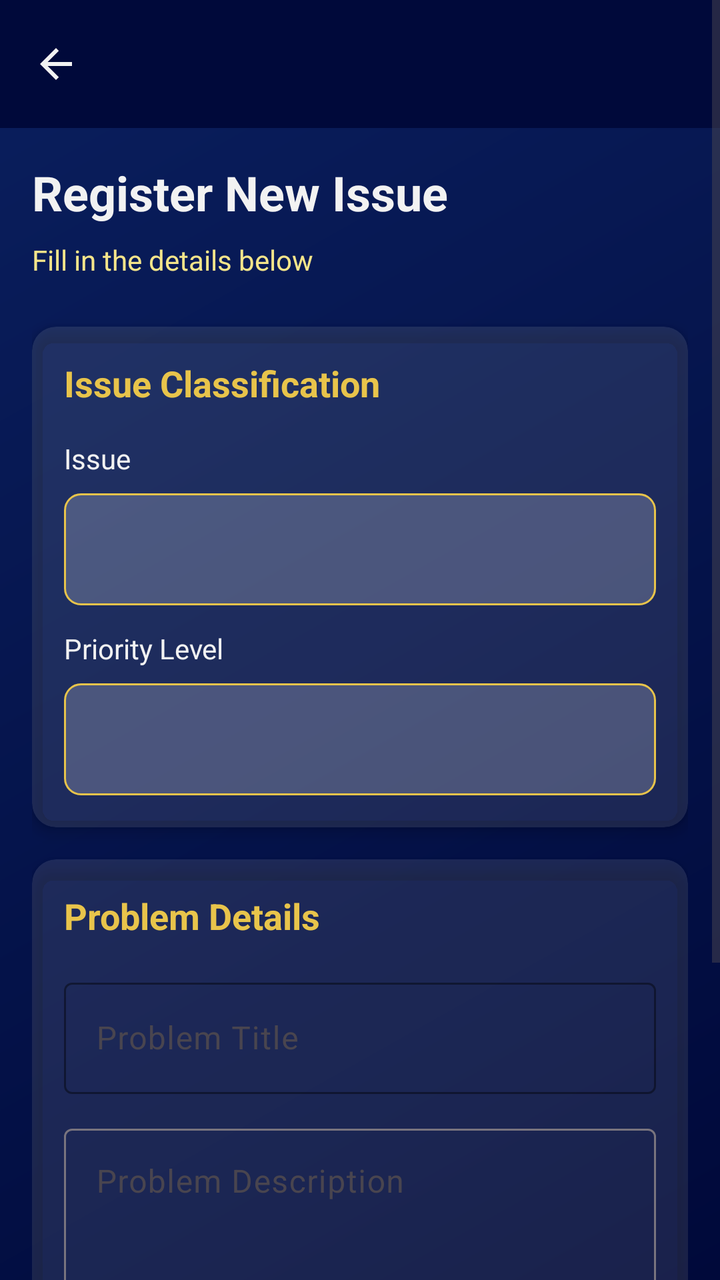
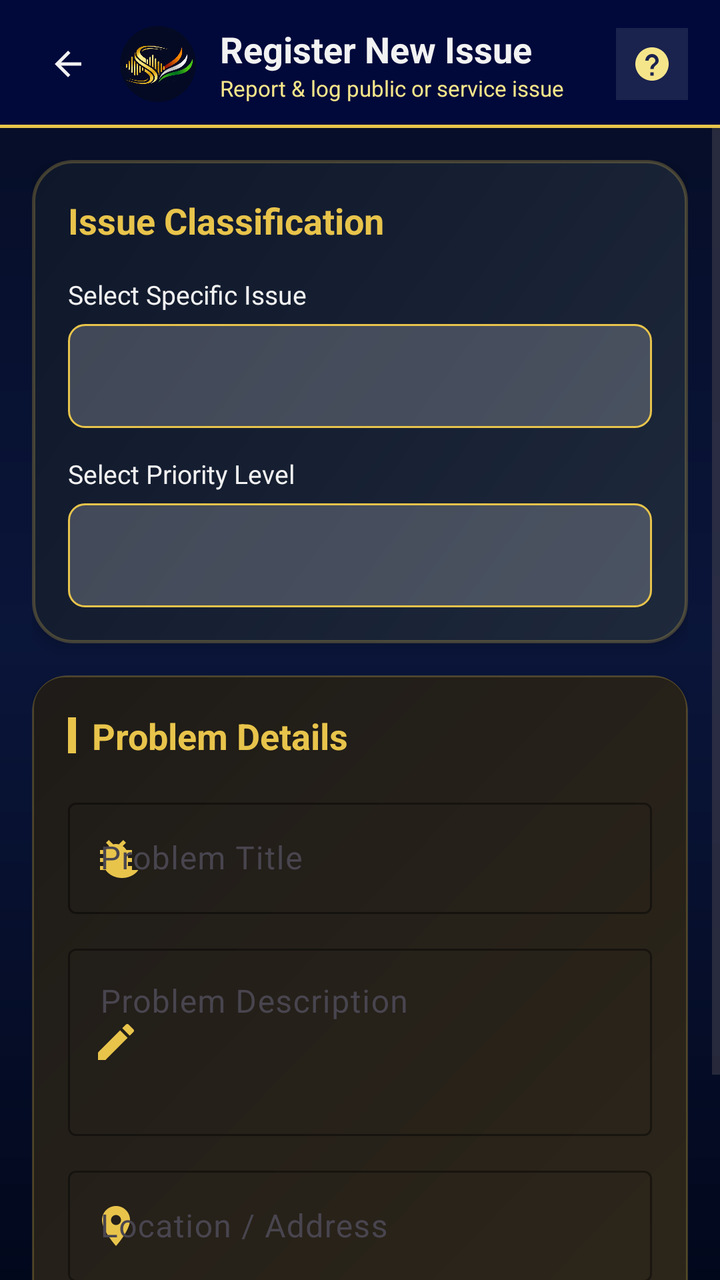

An Android layout rendered at two revisions. The XML below is the earlier revision; the diff shows what the commit changed to produce the second picture.
<!-- AndroidManifest.xml: application theme Theme.SevaSarthi -->
<!-- res/layout/activity_add_issue.xml -->
<?xml version="1.0" encoding="utf-8"?>
<ScrollView xmlns:android="http://schemas.android.com/apk/res/android"
    xmlns:app="http://schemas.android.com/apk/res-auto"
    android:layout_width="match_parent"
    android:layout_height="match_parent"
    android:background="@drawable/login_gradient_bg"
    android:fillViewport="true">

    <LinearLayout
        android:layout_width="match_parent"
        android:layout_height="wrap_content"
        android:orientation="vertical">

        
        <androidx.appcompat.widget.Toolbar
            android:id="@+id/toolbar"
            android:layout_width="match_parent"
            android:layout_height="?attr/actionBarSize"
            android:background="@color/logo_dark_blue"
            app:navigationIcon="@drawable/ic_arrow_back"
            app:titleTextColor="@color/logo_white" />

        <LinearLayout
            android:layout_width="match_parent"
            android:layout_height="wrap_content"
            android:orientation="vertical"
            android:padding="16dp"
            android:paddingBottom="32dp">

            

            <TextView
                android:layout_width="wrap_content"
                android:layout_height="wrap_content"
                android:layout_marginBottom="8dp"
                android:text="Register New Issue"
                android:textColor="@color/logo_white"
                android:textSize="24sp"
                android:textStyle="bold" />

            <TextView
                android:layout_width="wrap_content"
                android:layout_height="wrap_content"
                android:layout_marginBottom="24dp"
                android:text="Fill in the details below"
                android:textColor="@color/logo_gold_light"
                android:textSize="14sp" />

            
            <TextView
                android:id="@+id/tvError"
                android:layout_width="match_parent"
                android:layout_height="wrap_content"
                android:layout_marginBottom="16dp"
                android:gravity="center"
                android:text=""
                android:textColor="@color/logo_orange"
                android:textSize="12sp"
                android:visibility="gone" />

            
            <androidx.cardview.widget.CardView
                android:layout_width="match_parent"
                android:layout_height="wrap_content"
                android:layout_marginBottom="16dp"
                app:cardBackgroundColor="#1AFFFFFF"
                app:cardCornerRadius="12dp"
                app:cardElevation="4dp">

                <LinearLayout
                    android:layout_width="match_parent"
                    android:layout_height="wrap_content"
                    android:orientation="vertical"
                    android:padding="16dp">

                    <TextView
                        android:layout_width="wrap_content"
                        android:layout_height="wrap_content"
                        android:layout_marginBottom="16dp"
                        android:text="Issue Classification"
                        android:textColor="@color/logo_gold"
                        android:textSize="18sp"
                        android:textStyle="bold" />

                    

                    
                    <TextView
                        android:layout_width="wrap_content"
                        android:layout_height="wrap_content"
                        android:layout_marginBottom="8dp"
                        android:text="Issue"
                        android:textColor="@color/logo_white"
                        android:textSize="14sp" />

                    <Spinner
                        android:id="@+id/spinnerIssueType"
                        android:layout_width="match_parent"
                        android:layout_height="56dp"
                        android:layout_marginBottom="12dp"
                        android:background="@drawable/spinner_background" />

                    
                    <TextView
                        android:layout_width="wrap_content"
                        android:layout_height="wrap_content"
                        android:layout_marginBottom="8dp"
                        android:text="Priority Level"
                        android:textColor="@color/logo_white"
                        android:textSize="14sp" />

                    <Spinner
                        android:id="@+id/spinnerPriority"
                        android:layout_width="match_parent"
                        android:layout_height="56dp"
                        android:background="@drawable/spinner_background" />

                </LinearLayout>
            </androidx.cardview.widget.CardView>

            <androidx.cardview.widget.CardView
                android:layout_width="match_parent"
                android:layout_height="wrap_content"
                android:layout_marginBottom="16dp"
                app:cardBackgroundColor="#1AFFFFFF"
                app:cardCornerRadius="12dp"
                app:cardElevation="4dp">

                <LinearLayout
                    android:layout_width="match_parent"
                    android:layout_height="wrap_content"
                    android:orientation="vertical"
                    android:padding="16dp">

                    <TextView
                        android:layout_width="wrap_content"
                        android:layout_height="wrap_content"
                        android:layout_marginBottom="16dp"
                        android:text="Problem Details"
                        android:textColor="@color/logo_gold"
                        android:textSize="18sp"
                        android:textStyle="bold" />

                    
                    <com.google.android.material.textfield.TextInputLayout
                        android:id="@+id/tilProblemTitle"
                        style="@style/Widget.Material3.TextInputLayout.OutlinedBox"
                        android:layout_width="match_parent"
                        android:layout_height="wrap_content"
                        android:hint="Problem Title"
                        app:boxStrokeColor="@color/logo_gold"
                        app:hintTextColor="@color/logo_gold_light">

                        <com.google.android.material.textfield.TextInputEditText
                            android:id="@+id/etProblemTitle"
                            android:layout_width="match_parent"
                            android:layout_height="wrap_content"
                            android:textColor="@color/logo_white" />
                    </com.google.android.material.textfield.TextInputLayout>

                    
                    <com.google.android.material.textfield.TextInputLayout
                        android:id="@+id/tilProblemDescription"
                        style="@style/Widget.Material3.TextInputLayout.OutlinedBox"
                        android:layout_width="match_parent"
                        android:layout_height="wrap_content"
                        android:layout_marginTop="12dp"
                        android:hint="Problem Description"
                        app:hintTextColor="@color/logo_gold_light">

                        <com.google.android.material.textfield.TextInputEditText
                            android:id="@+id/etProblemDescription"
                            android:layout_width="match_parent"
                            android:layout_height="wrap_content"
                            android:gravity="top"
                            android:minLines="3"
                            android:textColor="@color/logo_white" />
                    </com.google.android.material.textfield.TextInputLayout>

                    
                    <com.google.android.material.textfield.TextInputLayout
                        android:id="@+id/tilLocation"
                        style="@style/Widget.Material3.TextInputLayout.OutlinedBox"
                        android:layout_width="match_parent"
                        android:layout_height="wrap_content"
                        android:layout_marginTop="12dp"
                        android:hint="Location / Address"
                        app:hintTextColor="@color/logo_gold_light">

                        <com.google.android.material.textfield.TextInputEditText
                            android:id="@+id/etLocation"
                            android:layout_width="match_parent"
                            android:layout_height="wrap_content"
                            android:textColor="@color/logo_white" />
                    </com.google.android.material.textfield.TextInputLayout>

                    <TextView
                        android:layout_width="wrap_content"
                        android:layout_height="wrap_content"
                        android:layout_marginTop="12dp"
                        android:text="Select Founder"
                        android:textColor="@color/logo_white"
                        android:textSize="14sp"
                        android:visibility="gone" />

                    <Spinner
                        android:id="@+id/spinnerFounder"
                        android:layout_width="match_parent"
                        android:layout_height="56dp"
                        android:layout_marginTop="8dp"
                        android:background="@drawable/spinner_background"
                        android:visibility="gone" />

                </LinearLayout>
            </androidx.cardview.widget.CardView>

            

            
            <FrameLayout
                android:layout_width="match_parent"
                android:layout_height="wrap_content"
                android:layout_marginTop="16dp">

                <com.google.android.material.button.MaterialButton
                    android:id="@+id/btnSubmitIssue"
                    android:layout_width="match_parent"
                    android:layout_height="56dp"
                    android:fontFamily="sans-serif-medium"
                    android:text="Register Issue"
                    android:textColor="@color/logo_dark_blue"
                    android:textSize="16sp"
                    app:backgroundTint="@color/logo_gold"
                    app:cornerRadius="28dp" />

                <ProgressBar
                    android:id="@+id/progressBar"
                    android:layout_width="24dp"
                    android:layout_height="24dp"
                    android:layout_gravity="center"
                    android:visibility="gone" />
            </FrameLayout>

        </LinearLayout>
    </LinearLayout>
</ScrollView>
<!-- resources referenced by this layout -->
<resources>
  <!-- drawable login_gradient_bg (drawable) -->
  <?xml version="1.0" encoding="utf-8"?>
  <shape xmlns:android="http://schemas.android.com/apk/res/android"
      android:shape="rectangle">
      <gradient
          android:startColor="#00093A"
          android:endColor="#0A1F5E"
          android:angle="135"
          android:type="linear" />
  </shape>
  <!-- unchanged entries left out for length: 9 -->
</resources>

<!-- the commit's change to res/layout/activity_add_issue.xml (unified diff, before → after) -->
@@ -1,61 +1,127 @@
 <?xml version="1.0" encoding="utf-8"?>
-<ScrollView xmlns:android="http://schemas.android.com/apk/res/android"
+<LinearLayout xmlns:android="http://schemas.android.com/apk/res/android"
     xmlns:app="http://schemas.android.com/apk/res-auto"
+    xmlns:tools="http://schemas.android.com/tools"
+    android:id="@+id/main"
     android:layout_width="match_parent"
     android:layout_height="match_parent"
-    android:background="@drawable/login_gradient_bg"
-    android:fillViewport="true">
-
-    <LinearLayout
+    android:fitsSystemWindows="true"
+    android:background="@drawable/dashboard_gradient_bg"
+    android:orientation="vertical"
+    tools:context=".ui.issues.AddIssueActivity">
+
+    
+    <RelativeLayout
+        android:id="@+id/cardTopBar"
         android:layout_width="match_parent"
-        android:layout_height="wrap_content"
-        android:orientation="vertical">
+        android:layout_height="64dp"
+        android:background="@color/logo_dark_blue">
+
+        <LinearLayout
+            android:layout_width="match_parent"
+            android:layout_height="match_parent"
+            android:gravity="center_vertical"
+            android:orientation="horizontal"
+            android:paddingHorizontal="16dp">
+
+            
+            <ImageView
+                android:id="@+id/ivBack"
+                android:layout_width="36dp"
+                android:layout_height="36dp"
+                android:layout_marginEnd="8dp"
+                android:background="?attr/selectableItemBackgroundBorderless"
+                android:clickable="true"
+                android:focusable="true"
+                android:padding="8dp"
+                android:src="@drawable/ic_arrow_back"
+                app:tint="@color/logo_white" />
+
+            
+            <androidx.cardview.widget.CardView
+                android:layout_width="38dp"
+                android:layout_height="38dp"
+                app:cardBackgroundColor="@color/logo_dark_blue"
+                app:cardCornerRadius="19dp"
+                app:cardElevation="0dp">
+
+                <ImageView
+                    android:id="@+id/ivTopLogo"
+                    android:layout_width="match_parent"
+                    android:layout_height="match_parent"
+                    android:contentDescription="@string/app_logo"
+                    android:scaleType="fitCenter"
+                    android:src="@drawable/app_logo" />
+            </androidx.cardview.widget.CardView>
+
+            
+            <LinearLayout
+                android:layout_width="0dp"
+                android:layout_height="wrap_content"
+                android:layout_marginStart="12dp"
+                android:layout_weight="1"
+                android:orientation="vertical">
+
+                <TextView
+                    android:id="@+id/tvTopTitle"
+                    android:layout_width="wrap_content"
+                    android:layout_height="wrap_content"
+                    android:text="Register New Issue"
+                    android:textColor="@color/logo_white"
+                    android:textSize="18sp"
+                    android:textStyle="bold" />
+
+                <TextView
+                    android:id="@+id/tvTopSubtitle"
+                    android:layout_width="wrap_content"
+                    android:layout_height="wrap_content"
+                    android:text="Report &amp; log public or service issue"
+                    android:textColor="@color/logo_gold_light"
+                    android:textSize="11sp" />
+            </LinearLayout>
+
+            
+            <ImageView
+                android:id="@+id/ivSupport"
+                android:layout_width="36dp"
+                android:layout_height="36dp"
+                android:background="#1AFFFFFF"
+                android:padding="8dp"
+                android:src="@drawable/ic_support"
+                app:tint="@color/logo_gold_light" />
+        </LinearLayout>
 
         
-        <androidx.appcompat.widget.Toolbar
-            android:id="@+id/toolbar"
+        <View
             android:layout_width="match_parent"
-            android:layout_height="?attr/actionBarSize"
-            android:background="@color/logo_dark_blue"
-            app:navigationIcon="@drawable/ic_arrow_back"
-            app:titleTextColor="@color/logo_white" />
+            android:layout_height="1.5dp"
+            android:layout_alignParentBottom="true"
+            android:background="@color/logo_gold" />
+    </RelativeLayout>
+
+    <ScrollView
+        android:layout_width="match_parent"
+        android:layout_height="match_parent"
+        android:fillViewport="true">
 
         <LinearLayout
             android:layout_width="match_parent"
             android:layout_height="wrap_content"
             android:orientation="vertical"
             android:padding="16dp"
-            android:paddingBottom="32dp">
-
-            
-
-            <TextView
-                android:layout_width="wrap_content"
-                android:layout_height="wrap_content"
-                android:layout_marginBottom="8dp"
-                android:text="Register New Issue"
-                android:textColor="@color/logo_white"
-                android:textSize="24sp"
-                android:textStyle="bold" />
-
-            <TextView
-                android:layout_width="wrap_content"
-                android:layout_height="wrap_content"
-                android:layout_marginBottom="24dp"
-                android:text="Fill in the details below"
-                android:textColor="@color/logo_gold_light"
-                android:textSize="14sp" />
+            android:paddingBottom="80dp">
 
             
             <TextView
                 android:id="@+id/tvError"
                 android:layout_width="match_parent"
                 android:layout_height="wrap_content"
-                android:layout_marginBottom="16dp"
+                android:layout_marginBottom="12dp"
                 android:gravity="center"
                 android:text=""
                 android:textColor="@color/logo_orange"
-                android:textSize="12sp"
+                android:textSize="13sp"
+                android:textStyle="bold"
                 android:visibility="gone" />
 
             
@@ -63,15 +129,16 @@
                 android:layout_width="match_parent"
                 android:layout_height="wrap_content"
                 android:layout_marginBottom="16dp"
-                app:cardBackgroundColor="#1AFFFFFF"
-                app:cardCornerRadius="12dp"
+                app:cardBackgroundColor="@android:color/transparent"
+                app:cardCornerRadius="18dp"
                 app:cardElevation="4dp">
 
                 <LinearLayout
                     android:layout_width="match_parent"
                     android:layout_height="wrap_content"
+                    android:background="@drawable/card_bg_founder_header"
                     android:orientation="vertical"
-                    android:padding="16dp">
+                    android:padding="18dp">
 
                     <TextView
                         android:layout_width="wrap_content"
@@ -83,63 +150,78 @@
                         android:textStyle="bold" />
 
                     
-
-                    
                     <TextView
                         android:layout_width="wrap_content"
                         android:layout_height="wrap_content"
-                        android:layout_marginBottom="8dp"
-                        android:text="Issue"
+                        android:layout_marginBottom="6dp"
+                        android:text="Select Specific Issue"
                         android:textColor="@color/logo_white"
-                        android:textSize="14sp" />
+                        android:textSize="13sp" />
 
                     <Spinner
                         android:id="@+id/spinnerIssueType"
                         android:layout_width="match_parent"
-                        android:layout_height="56dp"
-                        android:layout_marginBottom="12dp"
-                        android:background="@drawable/spinner_background" />
+                        android:layout_height="52dp"
+                        android:layout_marginBottom="14dp"
+                        android:background="@drawable/spinner_background"
+                        android:popupBackground="@drawable/spinner_dropdown_bg" />
 
                     
                     <TextView
                         android:layout_width="wrap_content"
                         android:layout_height="wrap_content"
-                        android:layout_marginBottom="8dp"
-                        android:text="Priority Level"
+                        android:layout_marginBottom="6dp"
+                        android:text="Select Priority Level"
                         android:textColor="@color/logo_white"
-                        android:textSize="14sp" />
+                        android:textSize="13sp" />
 
                     <Spinner
                         android:id="@+id/spinnerPriority"
                         android:layout_width="match_parent"
-                        android:layout_height="56dp"
-                        android:background="@drawable/spinner_background" />
+                        android:layout_height="52dp"
+                        android:background="@drawable/spinner_background"
+                        android:popupBackground="@drawable/spinner_dropdown_bg" />
 
                 </LinearLayout>
             </androidx.cardview.widget.CardView>
 
+            
             <androidx.cardview.widget.CardView
                 android:layout_width="match_parent"
                 android:layout_height="wrap_content"
                 android:layout_marginBottom="16dp"
-                app:cardBackgroundColor="#1AFFFFFF"
-                app:cardCornerRadius="12dp"
+                app:cardBackgroundColor="@android:color/transparent"
+                app:cardCornerRadius="18dp"
                 app:cardElevation="4dp">
 
                 <LinearLayout
                     android:layout_width="match_parent"
                     android:layout_height="wrap_content"
+                    android:background="@drawable/card_bg_gold_accent"
                     android:orientation="vertical"
-                    android:padding="16dp">
-
-                    <TextView
+                    android:padding="18dp">
+
+                    <LinearLayout
                         android:layout_width="wrap_content"
                         android:layout_height="wrap_content"
                         android:layout_marginBottom="16dp"
-                        android:text="Problem Details"
-                        android:textColor="@color/logo_gold"
-                        android:textSize="18sp"
-                        android:textStyle="bold" />
+                        android:gravity="center_vertical"
+                        android:orientation="horizontal">
+
+                        <View
+                            android:layout_width="4dp"
+                            android:layout_height="18dp"
+                            android:layout_marginEnd="8dp"
+                            android:background="@color/logo_gold" />
+
+                        <TextView
+                            android:layout_width="wrap_content"
+                            android:layout_height="wrap_content"
+                            android:text="Problem Details"
+                            android:textColor="@color/logo_gold"
+                            android:textSize="18sp"
+                            android:textStyle="bold" />
+                    </LinearLayout>
 
                     
                     <com.google.android.material.textfield.TextInputLayout
@@ -149,7 +231,9 @@
                         android:layout_height="wrap_content"
                         android:hint="Problem Title"
                         app:boxStrokeColor="@color/logo_gold"
-                        app:hintTextColor="@color/logo_gold_light">
+                        app:hintTextColor="@color/logo_gold_light"
+                        app:startIconDrawable="@drawable/ic_issue"
+                        app:startIconTint="@color/logo_gold">
 
                         <com.google.android.material.textfield.TextInputEditText
                             android:id="@+id/etProblemTitle"
@@ -166,7 +250,10 @@
                         android:layout_height="wrap_content"
                         android:layout_marginTop="12dp"
                         android:hint="Problem Description"
-                        app:hintTextColor="@color/logo_gold_light">
+                        app:boxStrokeColor="@color/logo_gold"
+                        app:hintTextColor="@color/logo_gold_light"
+                        app:startIconDrawable="@drawable/ic_edit"
+                        app:startIconTint="@color/logo_gold">
 
                         <com.google.android.material.textfield.TextInputEditText
                             android:id="@+id/etProblemDescription"
@@ -185,7 +272,10 @@
                         android:layout_height="wrap_content"
                         android:layout_marginTop="12dp"
                         android:hint="Location / Address"
-                        app:hintTextColor="@color/logo_gold_light">
+                        app:boxStrokeColor="@color/logo_gold"
+                        app:hintTextColor="@color/logo_gold_light"
+                        app:startIconDrawable="@drawable/ic_location"
+                        app:startIconTint="@color/logo_gold">
 
                         <com.google.android.material.textfield.TextInputEditText
                             android:id="@+id/etLocation"
@@ -200,13 +290,13 @@
                         android:layout_marginTop="12dp"
                         android:text="Select Founder"
                         android:textColor="@color/logo_white"
-                        android:textSize="14sp"
+                        android:textSize="13sp"
                         android:visibility="gone" />
 
                     <Spinner
                         android:id="@+id/spinnerFounder"
                         android:layout_width="match_parent"
-                        android:layout_height="56dp"
+                        android:layout_height="52dp"
                         android:layout_marginTop="8dp"
                         android:background="@drawable/spinner_background"
                         android:visibility="gone" />
@@ -215,23 +305,22 @@
             </androidx.cardview.widget.CardView>
 
             
-
-            
             <FrameLayout
                 android:layout_width="match_parent"
                 android:layout_height="wrap_content"
-                android:layout_marginTop="16dp">
+                android:layout_marginTop="18dp">
 
                 <com.google.android.material.button.MaterialButton
                     android:id="@+id/btnSubmitIssue"
                     android:layout_width="match_parent"
                     android:layout_height="56dp"
-                    android:fontFamily="sans-serif-medium"
-                    android:text="Register Issue"
+                    android:text="REGISTER ISSUE"
                     android:textColor="@color/logo_dark_blue"
-                    android:textSize="16sp"
+                    android:textSize="15sp"
+                    android:textStyle="bold"
                     app:backgroundTint="@color/logo_gold"
-                    app:cornerRadius="28dp" />
+                    app:cornerRadius="16dp"
+                    app:elevation="6dp" />
 
                 <ProgressBar
                     android:id="@+id/progressBar"
@@ -242,5 +331,5 @@
             </FrameLayout>
 
         </LinearLayout>
-    </LinearLayout>
-</ScrollView>
+    </ScrollView>
+</LinearLayout>
<!-- resource entries referenced after the edit -->
@@ -1,15 +1,99 @@
 <!-- resources referenced by this layout -->
 <resources>
-  <!-- drawable login_gradient_bg (drawable) -->
+  <!-- drawable app_logo: jpeg bitmap (drawable, 68927 bytes) -->
+  <!-- drawable card_bg_founder_header (drawable) -->
   <?xml version="1.0" encoding="utf-8"?>
   <shape xmlns:android="http://schemas.android.com/apk/res/android"
       android:shape="rectangle">
       <gradient
-          android:startColor="#00093A"
-          android:endColor="#0A1F5E"
           android:angle="135"
+          android:endColor="#0F172A"
+          android:startColor="#1E293B"
+          android:type="linear" />
+      <corners android:radius="20dp" />
+      <stroke
+          android:width="1.5dp"
+          android:color="#40E8C44B" />
+  </shape>
+  <!-- drawable card_bg_gold_accent (drawable) -->
+  <?xml version="1.0" encoding="utf-8"?>
+  <shape xmlns:android="http://schemas.android.com/apk/res/android"
+      android:shape="rectangle">
+      <gradient
+          android:angle="135"
+          android:endColor="#1E1B18"
+          android:startColor="#2D261A"
+          android:type="linear" />
+      <corners android:radius="16dp" />
+      <stroke
+          android:width="1dp"
+          android:color="#40E8C44B" />
+  </shape>
+  <!-- drawable dashboard_gradient_bg (drawable) -->
+  <?xml version="1.0" encoding="utf-8"?>
+  <shape xmlns:android="http://schemas.android.com/apk/res/android"
+      android:shape="rectangle">
+      <gradient
+          android:angle="270"
+          android:startColor="#050C24"
+          android:centerColor="#0A153A"
+          android:endColor="#02081C"
           android:type="linear" />
   </shape>
+  <!-- drawable ic_edit (drawable) -->
+  <?xml version="1.0" encoding="utf-8"?>
+  <vector xmlns:android="http://schemas.android.com/apk/res/android"
+      android:width="24dp"
+      android:height="24dp"
+      android:viewportWidth="24"
+      android:viewportHeight="24">
+      <path
+          android:fillColor="#F2F2F2"
+          android:pathData="M3,17.25V21h3.75L17.81,9.94l-3.75,-3.75L3,17.25zM20.71,7.04c0.39,-0.39 0.39,-1.02 0,-1.41l-2.34,-2.34c-0.39,-0.39 -1.02,-0.39 -1.41,0l-1.83,1.83 3.75,3.75 1.83,-1.83z"/>
+  </vector>
+  <!-- drawable ic_issue (drawable) -->
+  <?xml version="1.0" encoding="utf-8"?>
+  <vector xmlns:android="http://schemas.android.com/apk/res/android"
+      android:width="24dp"
+      android:height="24dp"
+      android:viewportWidth="24"
+      android:viewportHeight="24">
+      <path
+          android:fillColor="#F2F2F2"
+          android:pathData="M20,8h-2.81c-0.45,-0.78 -1.07,-1.45 -1.82,-1.96L17,4.41 15.59,3l-2.17,2.17C12.96,5.06 12.49,5 12,5s-0.96,0.06 -1.41,0.17L8.41,3 7,4.41l1.62,1.63c-0.75,0.51 -1.37,1.18 -1.82,1.96H4v2h2.09c-0.05,0.33 -0.09,0.66 -0.09,1v1H4v2h2v1c0,0.34 0.04,0.67 0.09,1H4v2h2.81c1.79,2.59 5.01,4 8.19,4s6.4,-1.41 8.19,-4H20v-2h-2.09c0.05,-0.33 0.09,-0.66 0.09,-1v-1h2v-2h-2v-1c0,-0.34 -0.04,-0.67 -0.09,-1H20V8z"/>
+  </vector>
+  <!-- drawable ic_location (drawable) -->
+  <?xml version="1.0" encoding="utf-8"?>
+  <vector xmlns:android="http://schemas.android.com/apk/res/android"
+      android:width="24dp"
+      android:height="24dp"
+      android:viewportWidth="24"
+      android:viewportHeight="24">
+      <path
+          android:fillColor="#F2F2F2"
+          android:pathData="M12,2C8.13,2 5,5.13 5,9c0,5.25 7,13 7,13s7,-7.75 7,-13c0,-3.87 -3.13,-7 -7,-7zM12,11.5c-1.38,0 -2.5,-1.12 -2.5,-2.5s1.12,-2.5 2.5,-2.5 2.5,1.12 2.5,2.5 -1.12,2.5 -2.5,2.5z"/>
+  </vector>
+  <!-- drawable ic_support (drawable) -->
+  <?xml version="1.0" encoding="utf-8"?>
+  <vector xmlns:android="http://schemas.android.com/apk/res/android"
+      android:width="24dp"
+      android:height="24dp"
+      android:viewportWidth="24"
+      android:viewportHeight="24">
+      <path
+          android:fillColor="#F2F2F2"
+          android:pathData="M12,2C6.48,2 2,6.48 2,12s4.48,10 10,10 10,-4.48 10,-10S17.52,2 12,2zM13,19h-2v-2h2v2zM13,15h-2c0,-3.25 3,-3 3,-5 0,-1.1 -0.9,-2 -2,-2s-2,0.9 -2,2H8c0,-2.21 1.79,-4 4,-4s4,1.79 4,4c0,2.5 -3,2.75 -3,5z"/>
+  </vector>
+  <!-- drawable spinner_dropdown_bg (drawable) -->
+  <?xml version="1.0" encoding="utf-8"?>
+  <shape xmlns:android="http://schemas.android.com/apk/res/android">
+      <solid android:color="#1A2A5E" />
+      <stroke
+          android:width="1dp"
+          android:color="@color/logo_gold" />
+      <corners android:radius="8dp" />
+  </shape>
+  <string name="app_logo">App Logo</string>
   <!-- unchanged entries left out for length: 9 -->
 </resources>
 
